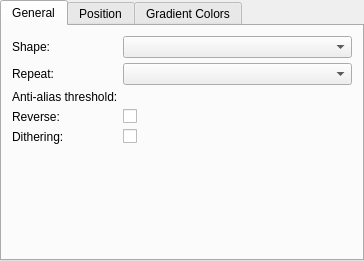
KDE/krita, file plugins/generators/gradient/KisGradientGeneratorConfigWidget.ui: the form before one commit.
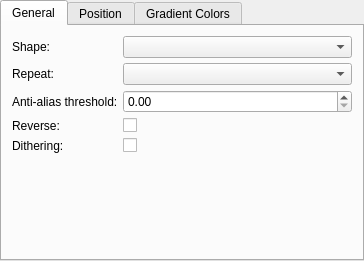
The form after the commit. Custom widgets are drawn as their Qt base class.

Commit message:
ui: Fix Designer not rendering KisDoubleSliderSpinBox as QDoubleSpinBox
Part-of: <https://invent.kde.org/graphics/krita/-/merge_requests/1742>

Diff of the .ui file:
```diff
--- a/plugins/generators/gradient/KisGradientGeneratorConfigWidget.ui
+++ b/plugins/generators/gradient/KisGradientGeneratorConfigWidget.ui
@@ -557,7 +557,7 @@
  <customwidgets>
   <customwidget>
    <class>KisDoubleSliderSpinBox</class>
-   <extends>QWidget</extends>
+   <extends>QDoubleSpinBox</extends>
    <header location="global">kis_slider_spin_box.h</header>
    <container>1</container>
   </customwidget>
```
The commit also changes 54 other files.
